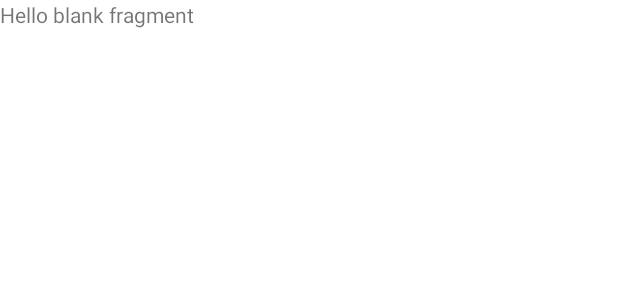
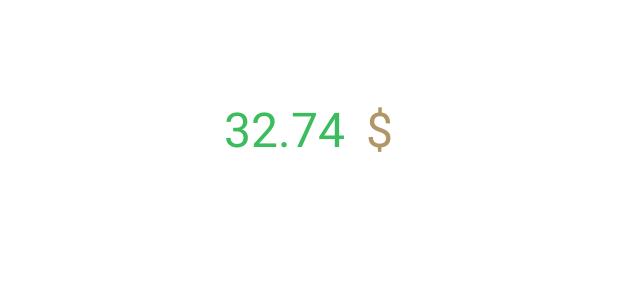
Before and after one commit to evgnpn/thesaddestshop, an Android app: the layout fragment_purse.xml on its own in the app's theme, with its tools: preview values and no code run, on a phone screen of 412 x 824 dp. Shown: the top 300 px of the screen. Run offline under Robolectric (Android 15) with nearby library versions, the phone set to English and light mode, and no system bars.

Commit message:
супер коммит

```diff
--- a/app/src/main/res/layout/fragment_purse.xml
+++ b/app/src/main/res/layout/fragment_purse.xml
@@ -1,14 +1,32 @@
 <?xml version="1.0" encoding="utf-8"?>
 <FrameLayout xmlns:android="http://schemas.android.com/apk/res/android"
-    xmlns:tools="http://schemas.android.com/tools"
     android:layout_width="match_parent"
     android:layout_height="match_parent"
-    tools:context=".fragment.PurseFragment">
+    android:paddingVertical="64dp">
 
-    <!-- TODO: Update blank fragment layout -->
-    <TextView
-        android:layout_width="match_parent"
-        android:layout_height="match_parent"
-        android:text="@string/hello_blank_fragment" />
+    <LinearLayout
+        android:layout_width="wrap_content"
+        android:layout_height="wrap_content"
+        android:layout_gravity="center_horizontal"
+        android:orientation="horizontal">
+
+        <TextView
+            android:id="@+id/balance"
+            android:layout_width="wrap_content"
+            android:layout_height="wrap_content"
+            android:text="32.74"
+            android:textColor="#3BBC5D"
+            android:textSize="32sp" />
+
+        <TextView
+            android:id="@+id/currency"
+            android:layout_width="wrap_content"
+            android:layout_height="wrap_content"
+            android:layout_gravity="center_horizontal"
+            android:paddingLeft="14dp"
+            android:text="$"
+            android:textColor="#B19667"
+            android:textSize="32sp" />
+    </LinearLayout>
 
 </FrameLayout>
```
Also changed, not shown: app/src/main/java/by/step/thoughts/activity/MainActivity.java (+25 -38 lines), app/src/main/java/by/step/thoughts/fragment/ProductDetailsFragment.java (+13 -3 lines), app/src/main/java/by/step/thoughts/fragment/PurseFragment.java (+12 -39 lines), app/src/main/java/by/step/thoughts/fragment/ShopFragment.java (+27 -2 lines), app/src/main/java/by/step/thoughts/viewmodel/ProductDetailsFragmentViewModel.java (added, +27 -0 lines).
